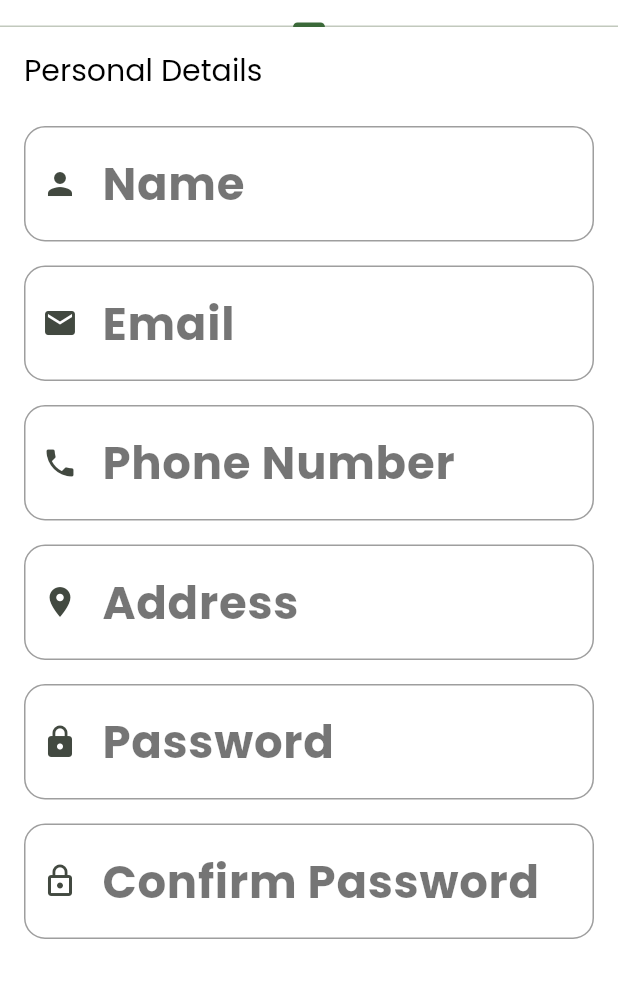
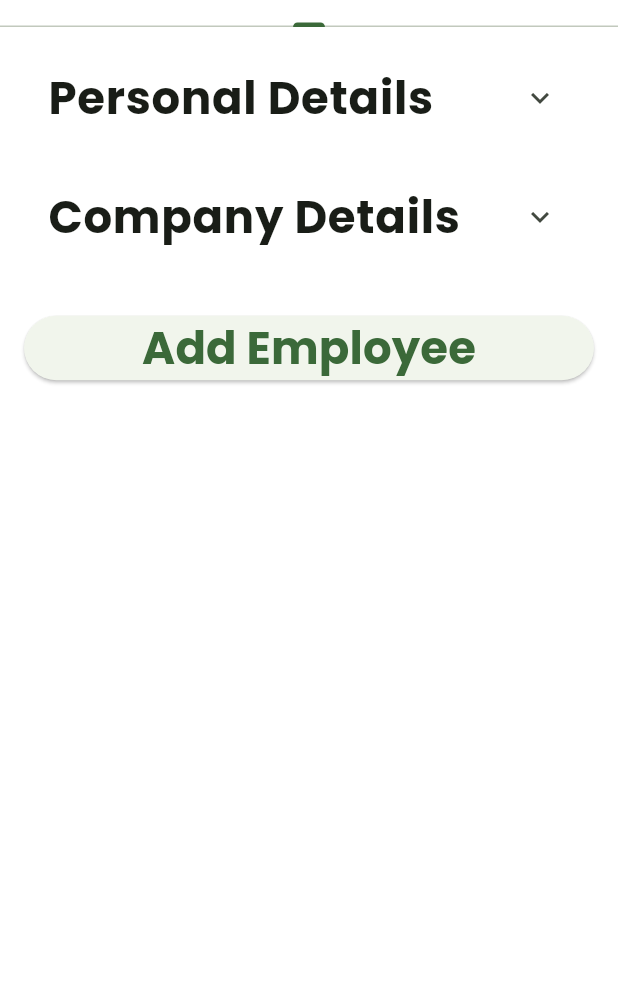
Before and after one commit to Bakkiego/klockerapp, a Flutter app: the Employees screen opened directly, tab 2 chosen, on a phone screen of 412 x 824 dp, the part 129-1127 px from its top. Run offline on Flutter 3.47's test engine with Material 3 defaults, Android fonts, the phone set to English and light mode, and no system bars; our stand-ins replace table_calendar; missing offline and left inert: dart:ffi; statements that could not run were skipped.

```diff
--- a/lib/screens/employee-screens/components/add_employee.dart
+++ b/lib/screens/employee-screens/components/add_employee.dart
@@ -1,6 +1,6 @@
 import 'package:flutter/material.dart';
-// Import your new custom widget
-import 'package:klockerapp/screens/employee-screens/components/k_text_input_field.dart';
+import 'package:intl/intl.dart'; // Import the intl package for date formatting
+import 'package:klockerapp/screens/employee-screens/components/data_collector_list.dart';
 
 class AddEmployee extends StatefulWidget {
   const AddEmployee({super.key});
@@ -10,80 +10,55 @@ class AddEmployee extends StatefulWidget {
 }
 
 class _AddEmployeeState extends State<AddEmployee> {
-  // Use a GlobalKey to manage the Form state
-  final _formKey = GlobalKey<FormState>();
+  // DataCollectorList is still just a data provider.
+  final DataCollectorList dataCollectorList = DataCollectorList();
+  DateTime _selectedDate = DateTime.now();
 
-  // Create controllers to get the values from the text fields
-  final nameController = TextEditingController();
-  final emailController = TextEditingController();
-  final phoneController = TextEditingController();
-  // ... create controllers for all other fields
-
-  @override
-  void dispose() {
-    // Dispose controllers to free up resources
-    nameController.dispose();
-    emailController.dispose();
-    phoneController.dispose();
-    super.dispose();
+  // --- This is the function that will handle the date picking ---
+  Future<void> _selectDate() async {
+    final DateTime? pickedDate = await showDatePicker(
+      context: context, // The context is valid here!
+      initialDate: _selectedDate,
+      firstDate: DateTime(2000),
+      lastDate: DateTime(2100),
+    );
+    if (pickedDate != null && pickedDate != _selectedDate) {
+      setState(() {
+        // setState is valid here!
+        _selectedDate = pickedDate;
+        // Use a controller to update the TextField's text
+        dataCollectorList.dateController.text = DateFormat(
+          'yyyy-MM-dd',
+        ).format(_selectedDate);
+      });
+    }
   }
 
   @override
   Widget build(BuildContext context) {
-    // Use a Form widget and the key to enable validation
     return Form(
-      key: _formKey,
+      key: dataCollectorList.formKey,
       child: Padding(
-        padding: const EdgeInsets.all(16.0), // Use all-around padding
+        padding: const EdgeInsets.all(16.0),
         child: SingleChildScrollView(
-          // Prevents overflow on small screens
           child: Column(
-            crossAxisAlignment: CrossAxisAlignment.start,
+            crossAxisAlignment: CrossAxisAlignment.stretch,
             children: [
-              Text(
-                "Personal Details",
-                style: Theme.of(context).textTheme.headlineMedium,
+              ...dataCollectorList.personalTileBody,
+              const SizedBox(height: 16),
+              // --- Call the method and pass the date picking function ---
+              ...dataCollectorList.getCompanyTileBody(onDateTap: _selectDate),
+              const SizedBox(height: 32),
+              ElevatedButton(
+                onPressed: () {
+                  if (dataCollectorList.formKey.currentState!.validate()) {
+                    ScaffoldMessenger.of(context).showSnackBar(
+                      const SnackBar(content: Text('Processing Data')),
+                    );
+                  }
+                },
+                child: const Text('Add Employee'),
               ),
-              const SizedBox(height: 16),
-
-              // Your new modular text fields!
-              KTextInputField(
-                controller: nameController,
-                labelText: "Name",
-                hintText: "Enter Employee Name",
-                icon: Icons.person,
-              ),
-              KTextInputField(
-                controller: emailController,
-                labelText: "Email",
-                hintText: "Enter Employee Email",
-                icon: Icons.email,
-              ),
-              KTextInputField(
-                controller: phoneController,
-                labelText: "Phone Number",
-                hintText: "Enter Employee Phone Number",
-                icon: Icons.phone,
-              ),
-              const KTextInputField(
-                labelText: "Address",
-                hintText: "Enter Employee Address",
-                icon: Icons.location_on,
-              ),
-              const KTextInputField(
-                labelText: "Password",
-                hintText: "Enter Employee Password",
-                icon: Icons.lock,
-                isPassword: true, // This field will hide the text
-              ),
-              const KTextInputField(
-                labelText: "Confirm Password",
-                hintText: "Confirm Your Password",
-                icon: Icons.lock_outline,
-                isPassword: true,
-              ),
-              const SizedBox(height: 24),
-              // You can add more sections here...
             ],
           ),
         ),
```
